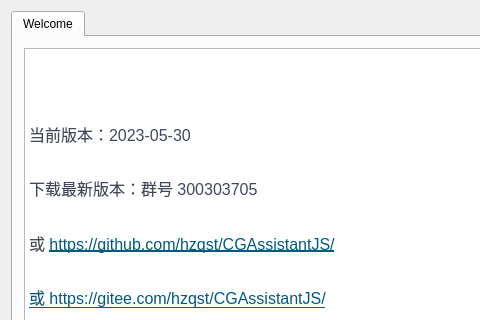
The window that CGAssistant/mainwindow.ui (hzqst/CGAssistant) describes before a commit, drawn with Qt 5; both pictures show x 0 to 480 and y 0 to 320 of the 750 by 500 pixel window.
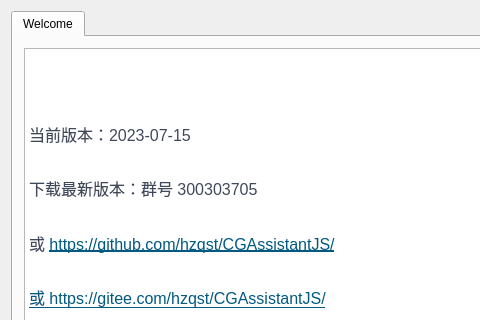
The same window after the commit. Icons and pictures are not drawn.

What changed in the file:
```diff
--- a/CGAssistant/mainwindow.ui
+++ b/CGAssistant/mainwindow.ui
@@ -73,7 +73,7 @@
 &lt;/style&gt;&lt;/head&gt;&lt;body style=&quot; font-family:'Microsoft YaHei UI'; font-size:9pt; font-weight:400; font-style:normal;&quot;&gt;
 &lt;p style=&quot; margin-top:0px; margin-bottom:0px; margin-left:0px; margin-right:0px; -qt-block-indent:0; text-indent:0px;&quot;&gt;&lt;img src=&quot;:/logo.png&quot; /&gt;&lt;/p&gt;
 &lt;p style=&quot;-qt-paragraph-type:empty; margin-top:0px; margin-bottom:16px; margin-left:0px; margin-right:0px; -qt-block-indent:0; text-indent:0px; line-height:160%; font-family:'-apple-system,BlinkMacSystemFont,Segoe UI,Helvetica,Arial,Apple Color Emoji,Segoe UI Emoji,Segoe UI Symbol,Liberation Sans,PingFang SC,Microsoft YaHei,Hiragino Sans GB,Wenquanyi Micro Hei,WenQuanYi Zen Hei,ST Heiti,SimHei,SimSun,WenQuanYi Zen Hei Sharp,sans-serif'; font-size:16px; color:#40485b; background-color:#ffffff;&quot;&gt;&lt;br /&gt;&lt;/p&gt;
-&lt;p style=&quot; margin-top:0px; margin-bottom:16px; margin-left:0px; margin-right:0px; -qt-block-indent:0; text-indent:0px; line-height:160%; background-color:#ffffff;&quot;&gt;&lt;span style=&quot; font-family:'-apple-system,BlinkMacSystemFont,Segoe UI,Helvetica,Arial,Apple Color Emoji,Segoe UI Emoji,Segoe UI Symbol,Liberation Sans,PingFang SC,Microsoft YaHei,Hiragino Sans GB,Wenquanyi Micro Hei,WenQuanYi Zen Hei,ST Heiti,SimHei,SimSun,WenQuanYi Zen Hei Sharp,sans-serif'; font-size:16px; color:#40485b; background-color:#ffffff;&quot;&gt;当前版本：2023-05-30&lt;/span&gt;&lt;/p&gt;
+&lt;p style=&quot; margin-top:0px; margin-bottom:16px; margin-left:0px; margin-right:0px; -qt-block-indent:0; text-indent:0px; line-height:160%; background-color:#ffffff;&quot;&gt;&lt;span style=&quot; font-family:'-apple-system,BlinkMacSystemFont,Segoe UI,Helvetica,Arial,Apple Color Emoji,Segoe UI Emoji,Segoe UI Symbol,Liberation Sans,PingFang SC,Microsoft YaHei,Hiragino Sans GB,Wenquanyi Micro Hei,WenQuanYi Zen Hei,ST Heiti,SimHei,SimSun,WenQuanYi Zen Hei Sharp,sans-serif'; font-size:16px; color:#40485b; background-color:#ffffff;&quot;&gt;当前版本：2023-07-15&lt;/span&gt;&lt;/p&gt;
 &lt;p style=&quot; margin-top:0px; margin-bottom:16px; margin-left:0px; margin-right:0px; -qt-block-indent:0; text-indent:0px; line-height:160%; background-color:#ffffff;&quot;&gt;&lt;span style=&quot; font-family:'-apple-system,BlinkMacSystemFont,Segoe UI,Helvetica,Arial,Apple Color Emoji,Segoe UI Emoji,Segoe UI Symbol,Liberation Sans,PingFang SC,Microsoft YaHei,Hiragino Sans GB,Wenquanyi Micro Hei,WenQuanYi Zen Hei,ST Heiti,SimHei,SimSun,WenQuanYi Zen Hei Sharp,sans-serif'; font-size:16px; color:#40485b; background-color:#ffffff;&quot;&gt;下载最新版本：群号 300303705&lt;/span&gt;&lt;/p&gt;
 &lt;p style=&quot; margin-top:0px; margin-bottom:16px; margin-left:0px; margin-right:0px; -qt-block-indent:0; text-indent:0px; line-height:160%; background-color:#ffffff;&quot;&gt;&lt;span style=&quot; font-family:'-apple-system,BlinkMacSystemFont,Segoe UI,Helvetica,Arial,Apple Color Emoji,Segoe UI Emoji,Segoe UI Symbol,Liberation Sans,PingFang SC,Microsoft YaHei,Hiragino Sans GB,Wenquanyi Micro Hei,WenQuanYi Zen Hei,ST Heiti,SimHei,SimSun,WenQuanYi Zen Hei Sharp,sans-serif'; font-size:16px; color:#40485b; background-color:#ffffff;&quot;&gt;或 &lt;/span&gt;&lt;a href=&quot;https://github.com/hzqst/CGAssistant/&quot;&gt;&lt;span style=&quot; font-family:'-apple-system,BlinkMacSystemFont,Segoe UI,Helvetica,Arial,Apple Color Emoji,Segoe UI Emoji,Segoe UI Symbol,Liberation Sans,PingFang SC,Microsoft YaHei,Hiragino Sans GB,Wenquanyi Micro Hei,WenQuanYi Zen Hei,ST Heiti,SimHei,SimSun,WenQuanYi Zen Hei Sharp,sans-serif'; font-size:16px; text-decoration: underline; color:#005980; background-color:transparent;&quot;&gt;https://github.com/hzqst/CGAssistantJS/&lt;/span&gt;&lt;/a&gt;&lt;/p&gt;
 &lt;p style=&quot; margin-top:0px; margin-bottom:16px; margin-left:0px; margin-right:0px; -qt-block-indent:0; text-indent:0px; line-height:160%; background-color:#ffffff;&quot;&gt;&lt;a href=&quot;https://github.com/hzqst/CGAssistantJS/issues&quot;&gt;&lt;span style=&quot; font-family:'-apple-system,BlinkMacSystemFont,Segoe UI,Helvetica,Arial,Apple Color Emoji,Segoe UI Emoji,Segoe UI Symbol,Liberation Sans,PingFang SC,Microsoft YaHei,Hiragino Sans GB,Wenquanyi Micro Hei,WenQuanYi Zen Hei,ST Heiti,SimHei,SimSun,WenQuanYi Zen Hei Sharp,sans-serif'; font-size:16px; text-decoration: underline; color:#005980; background-color:transparent;&quot;&gt;或 &lt;/span&gt;&lt;/a&gt;&lt;a href=&quot;https://github.com/hzqst/CGAssistant/&quot;&gt;&lt;span style=&quot; font-family:'-apple-system,BlinkMacSystemFont,Segoe UI,Helvetica,Arial,Apple Color Emoji,Segoe UI Emoji,Segoe UI Symbol,Liberation Sans,PingFang SC,Microsoft YaHei,Hiragino Sans GB,Wenquanyi Micro Hei,WenQuanYi Zen Hei,ST Heiti,SimHei,SimSun,WenQuanYi Zen Hei Sharp,sans-serif'; font-size:16px; text-decoration: underline; color:#005980; background-color:transparent;&quot;&gt;https://gitee.com/hzqst/CGAssistantJS/&lt;/span&gt;&lt;/a&gt;&lt;/p&gt;&lt;/body&gt;&lt;/html&gt;</string>
```
